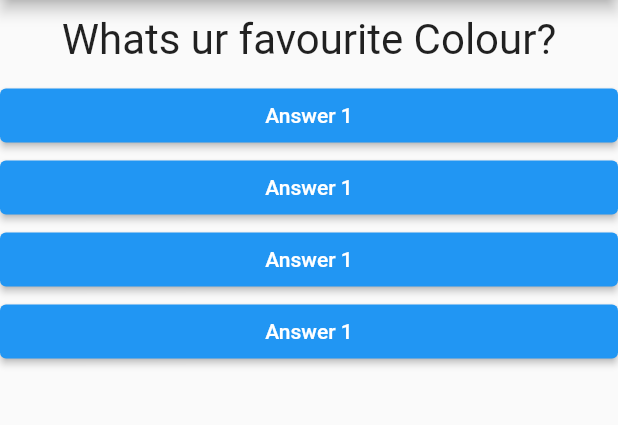
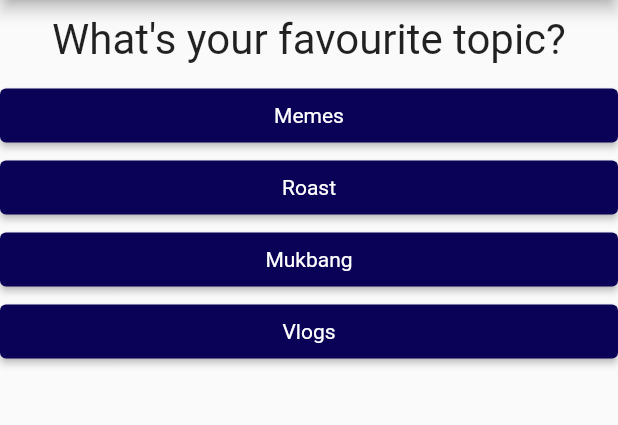
Before and after one commit to hga-777/Quiz_App, a Flutter app: the screen it shows after launch, on a phone screen of 412 x 824 dp, the part 84-509 px from its top. Run offline on Flutter 3.47's test engine with Material 2 defaults, Android fonts, the light colour scheme and no system bars.

Commit message:
map methods is used to store the questions and the following options

```diff
--- a/lib/answer.dart
+++ b/lib/answer.dart
@@ -1,17 +1,21 @@
 import 'package:flutter/material.dart';
 
 class Answer extends StatelessWidget {
-  final VoidCallback selectHandler; //voidcallback means a function that takes no arguenent and return nothing
-  Answer(this.selectHandler);
+  final VoidCallback
+      selectHandler; //voidcallback means a function that takes no arguenent and return nothing
+  final String answerText;
+  Answer(this.selectHandler,this.answerText);
   @override
   Widget build(BuildContext context) {
     return Container(
         width: double.infinity,
         child: ElevatedButton(
           style: ElevatedButton.styleFrom(
-            primary: Colors.blue, // Set the background color of the button
+            primary: Color.fromARGB(
+                255, 9, 2, 86), // Set the background color of the button
+            textStyle: TextStyle(color: Color.fromARGB(255, 213, 244, 101)),
           ),
-          child: Text("Answer 1"),
+          child: Text(answerText),
           onPressed: selectHandler,
         ));
   }
--- a/lib/main.dart
+++ b/lib/main.dart
@@ -33,9 +33,11 @@ class _MyAppState extends State<MyApp> {
 // statelesswidget class material.dart file wale ka base class hai
   @override // --> Isliye likha jaat h taki pta chale ki hmlog jaan muj kr inbult class ko overwrite kiye h
   Widget build(BuildContext context) {
-    var questions = [
-      "Whats ur favourite Colour?",
-      "Whats ur favourite Animal?"
+    var questions = [  //now yeha pr map ka concept use karenge jisme first element key hoga and next element value
+     {'questionText': 'What\'s your favourite topic?' , 'answer' : ['Memes','Roast','Mukbang','Vlogs']},
+     {'questionText': 'What\'s your favourite genes?' , 'answer' : ['Russian','European','American','Australian']},
+     {'questionText': 'What\'s your favourite snack?' , 'answer' : ['Kurkure','Mad Angles','Lays','Uncle Chips']},
+     {'questionText': 'What\'s your favourite tv show?' , 'answer' : ['TMKOC','Doraemon','Sinchan','Anupama']},
     ];
     //class ke andr waale function ko method bolte hai aur yeh ek method hai
 //yeha pr context ek object hai and BuildContext ek class hai material.dart file ka
@@ -48,11 +50,12 @@ class _MyAppState extends State<MyApp> {
         ),
         body: Column(children: [
           //children is the list of widgets
-          Question(questions[_questionIndex]),
-          Answer(_answerQuestion),
-          Answer(_answerQuestion),
-          Answer(_answerQuestion),
-          Answer(_answerQuestion),
+          Question(
+            questions[_questionIndex]['questionText'].toString(),
+            ),
+           ...(questions[_questionIndex]['answer'] as List<String>).map((answer){ //.map method is used jiska kaam hai list ke hr ek element ko change krke koi aur cheez bna dena
+            return Answer(_answerQuestion,answer);
+           }).toList()  //.toList krne ka sense ki iska o/p mera list me return ho
         ]),
       ),
     ); //yeh ek widget hai pr isme arguement pass kr rhe hai
```
